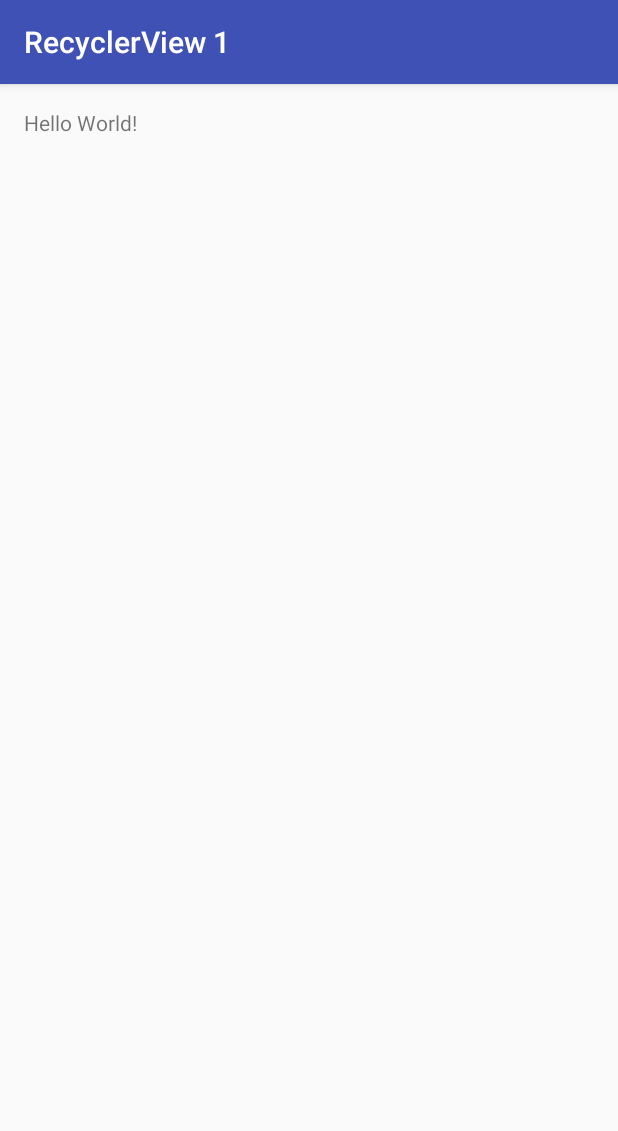
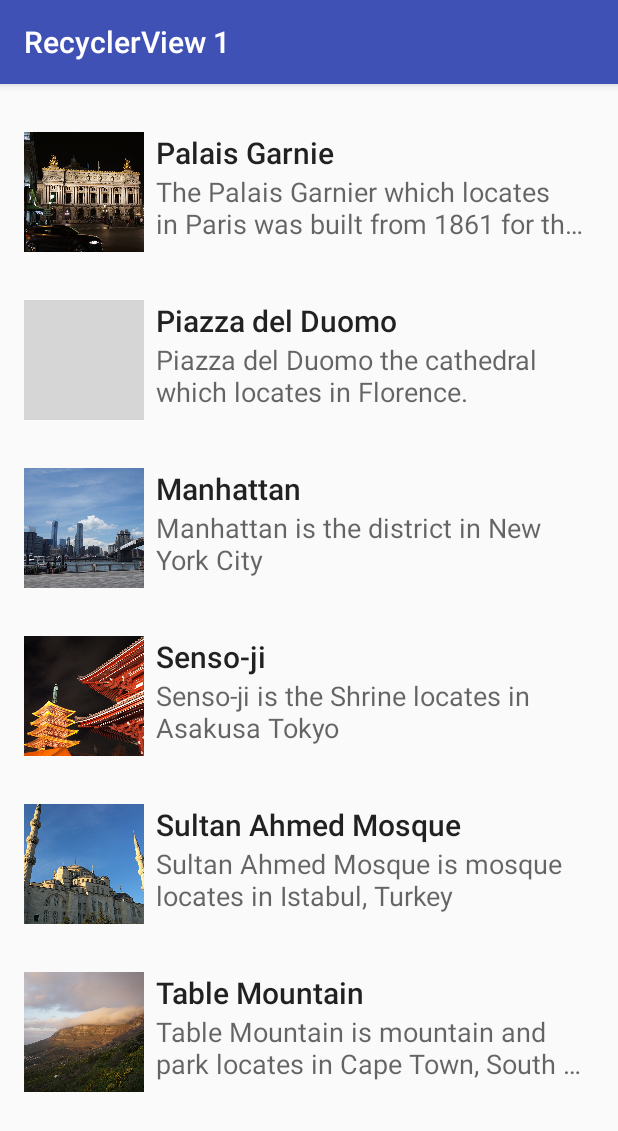
Before and after one commit to dafaalfendo/RecyclerView2, an Android app: the screen it shows after launch (MainActivity), on a phone screen of 412 x 824 dp. Shown: the top 1131 px of the screen. Run offline under Robolectric (Android 15) with nearby library versions, the phone set to English and light mode, and no system bars; grey boxes are pictures that could not be loaded.

Commit message:
RecyclerView List

```diff
--- a/app/build.gradle
+++ b/app/build.gradle
@@ -21,5 +21,6 @@ android {
 
 dependencies {
     compile 'com.android.support:appcompat-v7:23.3.0'
+    compile 'com.android.support:recyclerview-v7:23.3.0'
     compile 'junit:junit:4.12'
 }
--- a/app/src/main/java/id/sch/smktelkom_mlg/learn/recyclerview1/MainActivity.java
+++ b/app/src/main/java/id/sch/smktelkom_mlg/learn/recyclerview1/MainActivity.java
@@ -1,13 +1,51 @@
 package id.sch.smktelkom_mlg.learn.recyclerview1;
 
+import android.content.res.Resources;
+import android.content.res.TypedArray;
+import android.graphics.drawable.Drawable;
 import android.os.Bundle;
 import android.support.v7.app.AppCompatActivity;
+import android.support.v7.widget.LinearLayoutManager;
+import android.support.v7.widget.RecyclerView;
+
+import java.util.ArrayList;
+
+import id.sch.smktelkom_mlg.learn.recyclerview1.adapter.HotelAdapter;
+import id.sch.smktelkom_mlg.learn.recyclerview1.model.Hotel;
 
 public class MainActivity extends AppCompatActivity {
+
+    ArrayList<Hotel> mList = new ArrayList<>();
+    HotelAdapter mAdapter;
 
     @Override
     protected void onCreate(Bundle savedInstanceState) {
         super.onCreate(savedInstanceState);
         setContentView(R.layout.activity_main);
+
+        RecyclerView recyclerView = (RecyclerView) findViewById(R.id.recyclerView);
+        LinearLayoutManager layoutManager = new LinearLayoutManager(this);
+        recyclerView.setLayoutManager(layoutManager);
+        mAdapter = new HotelAdapter(mList);
+        recyclerView.setAdapter(mAdapter);
+
+        fillData();
+    }
+
+    private void fillData() {
+        Resources resources = getResources();
+        String[] arJudul = resources.getStringArray(R.array.places);
+        String[] arDeskripsi = resources.getStringArray(R.array.place_desc);
+        TypedArray a = resources.obtainTypedArray(R.array.places_picture);
+        Drawable[] arFoto = new Drawable[a.length()];
+        for (int i = 0; i < arFoto.length; i++) {
+            arFoto[i] = a.getDrawable(i);
+        }
+        a.recycle();
+
+        for (int i = 0; i < arJudul.length; i++) {
+            mList.add(new Hotel(arJudul[i], arDeskripsi[i], arFoto[i]));
+        }
+        mAdapter.notifyDataSetChanged();
     }
 }
--- /dev/null
+++ b/app/src/main/java/id/sch/smktelkom_mlg/learn/recyclerview1/adapter/HotelAdapter.java
@@ -0,0 +1,61 @@
+package id.sch.smktelkom_mlg.learn.recyclerview1.adapter;
+
+import android.support.v7.widget.RecyclerView;
+import android.view.LayoutInflater;
+import android.view.View;
+import android.view.ViewGroup;
+import android.widget.ImageView;
+import android.widget.TextView;
+
+import java.util.ArrayList;
+
+import id.sch.smktelkom_mlg.learn.recyclerview1.R;
+import id.sch.smktelkom_mlg.learn.recyclerview1.model.Hotel;
+
+/**
+ * Created by User on 01/11/2016.
+ */
+
+
+public class HotelAdapter extends RecyclerView.Adapter<HotelAdapter.ViewHolder> {
+    ArrayList<Hotel> hotelList;
+
+    public HotelAdapter(ArrayList<Hotel> hotelList) {
+        this.hotelList = hotelList;
+    }
+
+    @Override
+    public ViewHolder onCreateViewHolder(ViewGroup parent, int viewType) {
+        View v = LayoutInflater.from(parent.getContext()).inflate(R.layout.item_list, parent, false);
+        ViewHolder vh = new ViewHolder(v);
+        return vh;
+    }
+
+    @Override
+    public void onBindViewHolder(ViewHolder holder, int position) {
+        Hotel hotel = hotelList.get(position);
+        holder.tvJudul.setText(hotel.judul);
+        holder.tvDeskripsi.setText(hotel.deskripsi);
+        holder.ivFoto.setImageDrawable(hotel.foto);
+    }
+
+    @Override
+    public int getItemCount() {
+        if (hotelList != null)
+            return hotelList.size();
+        return 0;
+    }
+
+    public class ViewHolder extends RecyclerView.ViewHolder {
+        ImageView ivFoto;
+        TextView tvJudul;
+        TextView tvDeskripsi;
+
+        public ViewHolder(View itemView) {
+            super(itemView);
+            ivFoto = (ImageView) itemView.findViewById(R.id.imageView);
+            tvJudul = (TextView) itemView.findViewById(R.id.textViewJudul);
+            tvDeskripsi = (TextView) itemView.findViewById(R.id.textViewDeskripsi);
+        }
+    }
+}
--- /dev/null
+++ b/app/src/main/java/id/sch/smktelkom_mlg/learn/recyclerview1/model/Hotel.java
@@ -0,0 +1,19 @@
+package id.sch.smktelkom_mlg.learn.recyclerview1.model;
+
+import android.graphics.drawable.Drawable;
+
+/**
+ * Created by User on 01/11/2016.
+ */
+
+public class Hotel {
+    public String judul;
+    public String deskripsi;
+    public Drawable foto;
+
+    public Hotel(String judul, String deskripsi, Drawable foto) {
+        this.judul = judul;
+        this.deskripsi = deskripsi;
+        this.foto = foto;
+    }
+}
--- a/app/src/main/res/layout/activity_main.xml
+++ b/app/src/main/res/layout/activity_main.xml
@@ -1,17 +1,13 @@
 <?xml version="1.0" encoding="utf-8"?>
-<RelativeLayout xmlns:android="http://schemas.android.com/apk/res/android"
+<android.support.v7.widget.RecyclerView xmlns:android="http://schemas.android.com/apk/res/android"
     xmlns:tools="http://schemas.android.com/tools"
-    android:id="@+id/activity_main"
+    android:id="@+id/recyclerView"
     android:layout_width="match_parent"
     android:layout_height="match_parent"
+    android:clipToPadding="false"
     android:paddingBottom="@dimen/activity_vertical_margin"
-    android:paddingLeft="@dimen/activity_horizontal_margin"
-    android:paddingRight="@dimen/activity_horizontal_margin"
     android:paddingTop="@dimen/activity_vertical_margin"
+    android:scrollbars="vertical"
     tools:context="id.sch.smktelkom_mlg.learn.recyclerview1.MainActivity">
 
-    <TextView
-        android:layout_width="wrap_content"
-        android:layout_height="wrap_content"
-        android:text="Hello World!" />
-</RelativeLayout>
+</android.support.v7.widget.RecyclerView>
--- /dev/null
+++ b/app/src/main/res/layout/item_list.xml
@@ -0,0 +1,42 @@
+<?xml version="1.0" encoding="utf-8"?>
+<RelativeLayout xmlns:android="http://schemas.android.com/apk/res/android"
+    xmlns:tools="http://schemas.android.com/tools"
+    android:layout_width="match_parent"
+    android:layout_height="wrap_content"
+    android:background="?android:attr/selectableItemBackground"
+    android:padding="16dp">
+
+    <ImageView
+        android:id="@+id/imageView"
+        android:layout_width="80dp"
+        android:layout_height="80dp"
+        android:scaleType="centerCrop"
+        tools:src="@drawable/a" />
+
+    <TextView
+        android:id="@+id/textViewJudul"
+        android:layout_width="match_parent"
+        android:layout_height="wrap_content"
+        android:layout_alignParentTop="true"
+        android:layout_marginLeft="8dp"
+        android:layout_marginStart="8dp"
+        android:layout_toEndOf="@+id/imageView"
+        android:layout_toRightOf="@+id/imageView"
+        android:ellipsize="end"
+        android:maxLines="1"
+        android:textAppearance="@style/TextAppearance.AppCompat.Title"
+        tools:text="Judul" />
+
+    <TextView
+        android:id="@+id/textViewDeskripsi"
+        android:layout_width="match_parent"
+        android:layout_height="wrap_content"
+        android:layout_alignLeft="@+id/textViewJudul"
+        android:layout_alignStart="@+id/textViewJudul"
+        android:layout_below="@+id/textViewJudul"
+        android:ellipsize="end"
+        android:maxLines="2"
+        android:textAppearance="@style/TextAppearance.AppCompat.Medium"
+        tools:text="Deskripsi" />
+
+</RelativeLayout>
--- /dev/null
+++ b/app/src/main/res/values/arrays.xml
@@ -0,0 +1,95 @@
+<?xml version="1.0" encoding="utf-8"?><!--
+  ~ Copyright (C) 2016 The Android Open Source Project
+  ~
+  ~ Licensed under the Apache License, Version 2.0 (the "License");
+  ~ you may not use this file except in compliance with the License.
+  ~ You may obtain a copy of the License at
+  ~
+  ~      http://www.apache.org/licenses/LICENSE-2.0
+  ~
+  ~ Unless required by applicable law or agreed to in writing, software
+  ~ distributed under the License is distributed on an "AS IS" BASIS,
+  ~ WITHOUT WARRANTIES OR CONDITIONS OF ANY KIND, either express or implied.
+  ~ See the License for the specific language governing permissions and
+  ~ limitations under the License.
+  -->
+<resources>
+    <string-array name="places">
+        <item>Palais Garnie</item>
+        <item>Piazza del Duomo</item>
+        <item>Manhattan</item>
+        <item>Senso-ji</item>
+        <item>Sultan Ahmed Mosque</item>
+        <item>Table Mountain</item>
+    </string-array>
+    <string-array name="place_desc">
+        <item>The Palais Garnier which locates in Paris was built from 1861 for
+        the Paris Opera.
+        </item>
+        <item>Piazza del Duomo the cathedral which locates in Florence.</item>
+        <item>Manhattan is the district in New York City</item>
+        <item>Senso-ji is the Shrine locates in Asakusa Tokyo</item>
+        <item>Sultan Ahmed Mosque is mosque locates in Istabul, Turkey</item>
+        <item>Table Mountain is mountain and park locates in Cape Town, South Africa.</item>
+    </string-array>
+    <string-array name="place_details">
+        <item>Lorem ipsum dolor sit amet, consectetur adipisicing elit, sed do
+        eiusmod tempor incididunt ut labore et dolore magna aliqua. Ut enim ad minim veniam, quis
+        nostrud exercitation ullamco laboris nisi ut aliquip ex ea commodo consequat. Duis aute
+        irure dolor in reprehenderit in voluptate velit esse cillum dolore eu fugiat nulla
+        pariatur. Excepteur sint occaecat cupidatat non proident, sunt in culpa qui officia
+        deserunt mollit anim id est laborum.
+        </item>
+        <item>Lorem ipsum dolor sit amet, consectetur adipisicing elit, sed do
+        eiusmod tempor incididunt ut labore et dolore magna aliqua. Ut enim ad minim veniam, quis
+        nostrud exercitation ullamco laboris nisi ut aliquip ex ea commodo consequat. Duis aute
+        irure dolor in reprehenderit in voluptate velit esse cillum dolore eu fugiat nulla
+        pariatur. Excepteur sint occaecat cupidatat non proident, sunt in culpa qui officia
+        deserunt mollit anim id est laborum.
+        </item>
+        <item>Lorem ipsum dolor sit amet, consectetur adipisicing elit, sed do
+        eiusmod tempor incididunt ut labore et dolore magna aliqua. Ut enim ad minim veniam, quis
+        nostrud exercitation ullamco laboris nisi ut aliquip ex ea commodo consequat. Duis aute
+        irure dolor in reprehenderit in voluptate velit esse cillum dolore eu fugiat nulla
+        pariatur. Excepteur sint occaecat cupidatat non proident, sunt in culpa qui officia
+        deserunt mollit anim id est laborum.
+        </item>
+        <item>Lorem ipsum dolor sit amet, consectetur adipisicing elit, sed do
+        eiusmod tempor incididunt ut labore et dolore magna aliqua. Ut enim ad minim veniam, quis
+        nostrud exercitation ullamco laboris nisi ut aliquip ex ea commodo consequat. Duis aute
+        irure dolor in reprehenderit in voluptate velit esse cillum dolore eu fugiat nulla
+        pariatur. Excepteur sint occaecat cupidatat non proident, sunt in culpa qui officia
+        deserunt mollit anim id est laborum.
+        </item>
+        <item>Lorem ipsum dolor sit amet, consectetur adipisicing elit, sed do
+        eiusmod tempor incididunt ut labore et dolore magna aliqua. Ut enim ad minim veniam, quis
+        nostrud exercitation ullamco laboris nisi ut aliquip ex ea commodo consequat. Duis aute
+        irure dolor in reprehenderit in voluptate velit esse cillum dolore eu fugiat nulla
+        pariatur. Excepteur sint occaecat cupidatat non proident, sunt in culpa qui officia
+        deserunt mollit anim id est laborum.
+        </item>
+        <item>Lorem ipsum dolor sit amet, consectetur adipisicing elit, sed do
+        eiusmod tempor incididunt ut labore et dolore magna aliqua. Ut enim ad minim veniam, quis
+        nostrud exercitation ullamco laboris nisi ut aliquip ex ea commodo consequat. Duis aute
+        irure dolor in reprehenderit in voluptate velit esse cillum dolore eu fugiat nulla
+        pariatur. Excepteur sint occaecat cupidatat non proident, sunt in culpa qui officia
+        deserunt mollit anim id est laborum.
+        </item>
+    </string-array>
+    <string-array name="place_locations">
+        <item>8 Rue Scribe, 75009 Paris, France</item>
+        <item>Piazza del Capitolo - 50122 Florence</item>
+        <item>New York City</item>
+        <item>2-3-1 Asakusa, Taitō-ku, Tokyo, Japan</item>
+        <item>At Meydanı No:7, 34122 Fatih/İstanbul, Turkey</item>
+        <item>Cape Town, South Africa</item>
+    </string-array>
+    <array name="places_picture">
+        <item>@drawable/a</item>
+        <item>@drawable/b</item>
+        <item>@drawable/c</item>
+        <item>@drawable/d</item>
+        <item>@drawable/e</item>
+        <item>@drawable/f</item>
+    </array>
+</resources>
```
Also changed, not shown: app/src/main/res/drawable/a.png (added), app/src/main/res/drawable/c.png (added), app/src/main/res/drawable/d.png (added), app/src/main/res/drawable/e.png (added), app/src/main/res/drawable/f.png (added), 1 other file.
